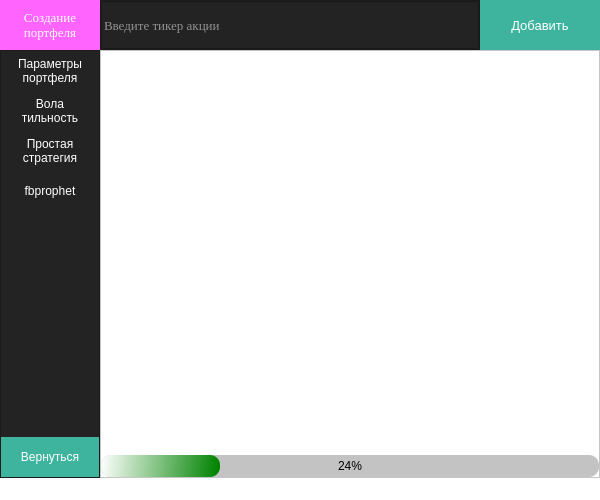
MatienkoAndrew/ML_2021, file Diplom/toggle_menu/ui/create_portfolio.ui: the form before one commit.
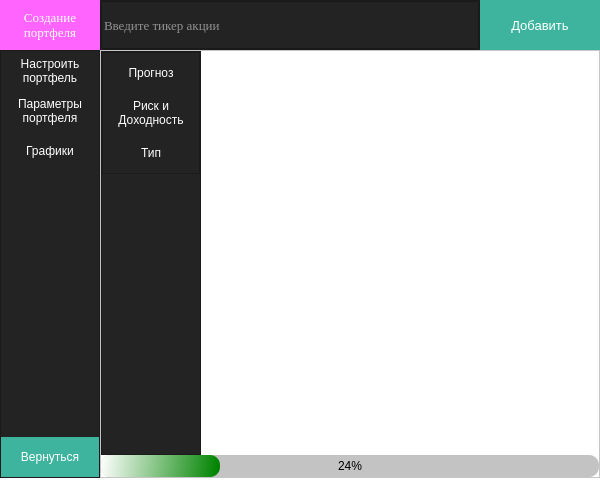
The form after the commit. The open tabs and pages were chosen to show the change. Icons and pictures are not drawn.

Commit message: create_portfolio end 15_05

```diff
--- a/Diplom/toggle_menu/ui/create_portfolio.ui
+++ b/Diplom/toggle_menu/ui/create_portfolio.ui
@@ -480,8 +480,8 @@
 }</string>
                </property>
                <property name="text">
-                <string>Параметры
-портфеля</string>
+                <string>Настроить
+портфель</string>
                </property>
               </widget>
              </item>
@@ -511,8 +511,8 @@
 }</string>
                </property>
                <property name="text">
-                <string>Вола
-тильность</string>
+                <string>Параметры
+портфеля</string>
                </property>
                <property name="autoDefault">
                 <bool>false</bool>
@@ -551,38 +551,13 @@
 }</string>
                </property>
                <property name="text">
-                <string>Простая 
-стратегия</string>
+                <string>Графики</string>
                </property>
                <property name="checkable">
                 <bool>false</bool>
                </property>
               </widget>
              </item>
-             <item>
-              <widget class="QPushButton" name="Btn_page_4">
-               <property name="minimumSize">
-                <size>
-                 <width>0</width>
-                 <height>40</height>
-                </size>
-               </property>
-               <property name="styleSheet">
-                <string notr="true">QPushButton {
-	color: rgb(255, 255, 255);
-	background-color: rgb(35, 35, 35);
-	border: 0px solid;
-}
-
-QPushButton:hover {
-	background-color: rgb(85, 170, 255);
-}</string>
-               </property>
-               <property name="text">
-                <string>fbprophet</string>
-               </property>
-              </widget>
-             </item>
             </layout>
            </widget>
           </item>
@@ -1008,7 +983,186 @@
               </item>
              </layout>
             </widget>
-            <widget class="QWidget" name="page_3"/>
+            <widget class="QWidget" name="page_3">
+             <layout class="QHBoxLayout" name="horizontalLayout_6">
+              <property name="spacing">
+               <number>0</number>
+              </property>
+              <property name="leftMargin">
+               <number>0</number>
+              </property>
+              <property name="topMargin">
+               <number>0</number>
+              </property>
+              <property name="rightMargin">
+               <number>0</number>
+              </property>
+              <property name="bottomMargin">
+               <number>0</number>
+              </property>
+              <item>
+               <widget class="QFrame" name="frame_6">
+                <property name="maximumSize">
+                 <size>
+                  <width>100</width>
+                  <height>16777215</height>
+                 </size>
+                </property>
+                <property name="styleSheet">
+                 <string notr="true">background-color: rgb(35, 35, 35);</string>
+                </property>
+                <property name="frameShape">
+                 <enum>QFrame::StyledPanel</enum>
+                </property>
+                <property name="frameShadow">
+                 <enum>QFrame::Raised</enum>
+                </property>
+                <layout class="QHBoxLayout" name="horizontalLayout_7">
+                 <property name="spacing">
+                  <number>0</number>
+                 </property>
+                 <property name="leftMargin">
+                  <number>0</number>
+                 </property>
+                 <property name="topMargin">
+                  <number>0</number>
+                 </property>
+                 <property name="rightMargin">
+                  <number>0</number>
+                 </property>
+                 <property name="bottomMargin">
+                  <number>0</number>
+                 </property>
+                 <item alignment="Qt::AlignTop">
+                  <widget class="QFrame" name="frame_7">
+                   <property name="frameShape">
+                    <enum>QFrame::StyledPanel</enum>
+                   </property>
+                   <property name="frameShadow">
+                    <enum>QFrame::Raised</enum>
+                   </property>
+                   <layout class="QVBoxLayout" name="verticalLayout_8">
+                    <property name="spacing">
+                     <number>0</number>
+                    </property>
+                    <property name="leftMargin">
+                     <number>0</number>
+                    </property>
+                    <property name="topMargin">
+                     <number>0</number>
+                    </property>
+                    <property name="rightMargin">
+                     <number>0</number>
+                    </property>
+                    <property name="bottomMargin">
+                     <number>0</number>
+                    </property>
+                    <item>
+                     <widget class="QPushButton" name="btn_page_4">
+                      <property name="sizePolicy">
+                       <sizepolicy hsizetype="Expanding" vsizetype="Expanding">
+                        <horstretch>0</horstretch>
+                        <verstretch>0</verstretch>
+                       </sizepolicy>
+                      </property>
+                      <property name="minimumSize">
+                       <size>
+                        <width>0</width>
+                        <height>40</height>
+                       </size>
+                      </property>
+                      <property name="styleSheet">
+                       <string notr="true">QPushButton {
+	color: rgb(255, 255, 255);
+	background-color: rgb(35, 35, 35);
+	border: 0px solid;
+}
+
+QPushButton:hover {
+	background-color: rgb(85, 170, 255);
+}</string>
+                      </property>
+                      <property name="text">
+                       <string>Прогноз</string>
+                      </property>
+                     </widget>
+                    </item>
+                    <item>
+                     <widget class="QPushButton" name="btn_page_5">
+                      <property name="sizePolicy">
+                       <sizepolicy hsizetype="Expanding" vsizetype="Fixed">
+                        <horstretch>0</horstretch>
+                        <verstretch>0</verstretch>
+                       </sizepolicy>
+                      </property>
+                      <property name="minimumSize">
+                       <size>
+                        <width>0</width>
+                        <height>40</height>
+                       </size>
+                      </property>
+                      <property name="styleSheet">
+                       <string notr="true">QPushButton {
+	color: rgb(255, 255, 255);
+	background-color: rgb(35, 35, 35);
+	border: 0px solid;
+}
+
+QPushButton:hover {
+	background-color: rgb(85, 170, 255);
+}</string>
+                      </property>
+                      <property name="text">
+                       <string>Риск и
+Доходность</string>
+                      </property>
+                     </widget>
+                    </item>
+                    <item>
+                     <widget class="QPushButton" name="btn_page_6">
+                      <property name="sizePolicy">
+                       <sizepolicy hsizetype="Expanding" vsizetype="Fixed">
+                        <horstretch>0</horstretch>
+                        <verstretch>0</verstretch>
+                       </sizepolicy>
+                      </property>
+                      <property name="minimumSize">
+                       <size>
+                        <width>0</width>
+                        <height>40</height>
+                       </size>
+                      </property>
+                      <property name="styleSheet">
+                       <string notr="true">QPushButton {
+	color: rgb(255, 255, 255);
+	background-color: rgb(35, 35, 35);
+	border: 0px solid;
+}
+
+QPushButton:hover {
+	background-color: rgb(85, 170, 255);
+}</string>
+                      </property>
+                      <property name="text">
+                       <string>Тип</string>
+                      </property>
+                     </widget>
+                    </item>
+                   </layout>
+                  </widget>
+                 </item>
+                </layout>
+               </widget>
+              </item>
+              <item>
+               <widget class="QStackedWidget" name="stackedWidget_2">
+                <widget class="QWidget" name="page_4"/>
+                <widget class="QWidget" name="page_5"/>
+                <widget class="QWidget" name="page_6"/>
+               </widget>
+              </item>
+             </layout>
+            </widget>
            </widget>
           </item>
           <item>
```
Left out of the diff: 6 changed lines with no effect on the pictures. The commit also changes 7 other files.
